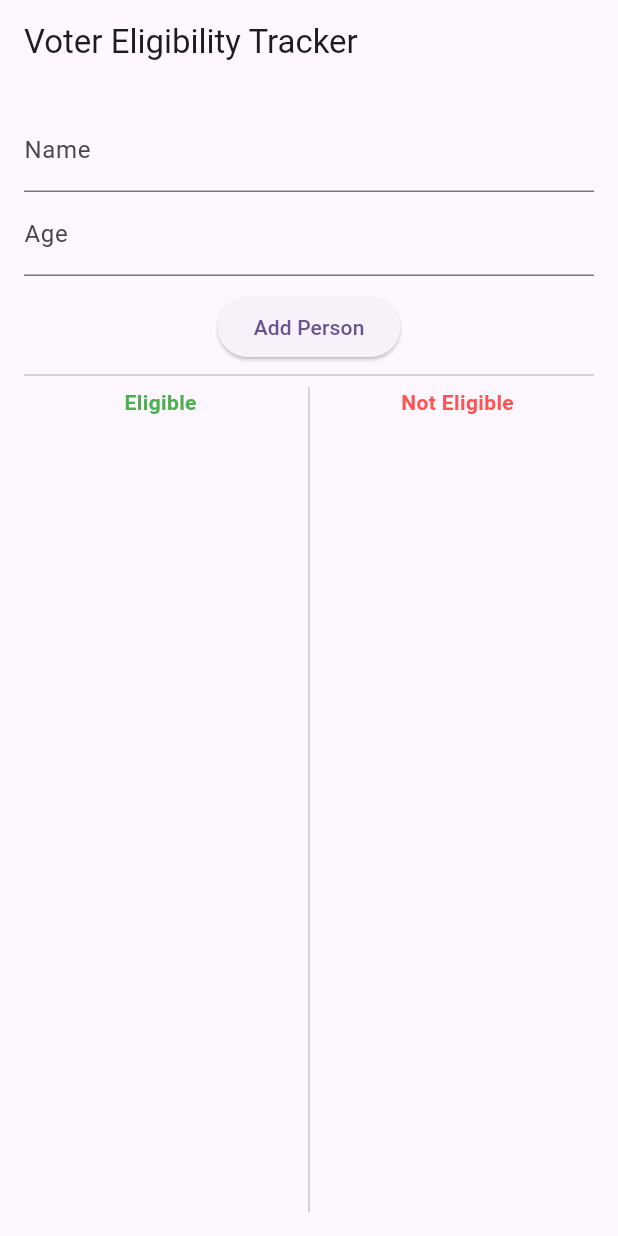
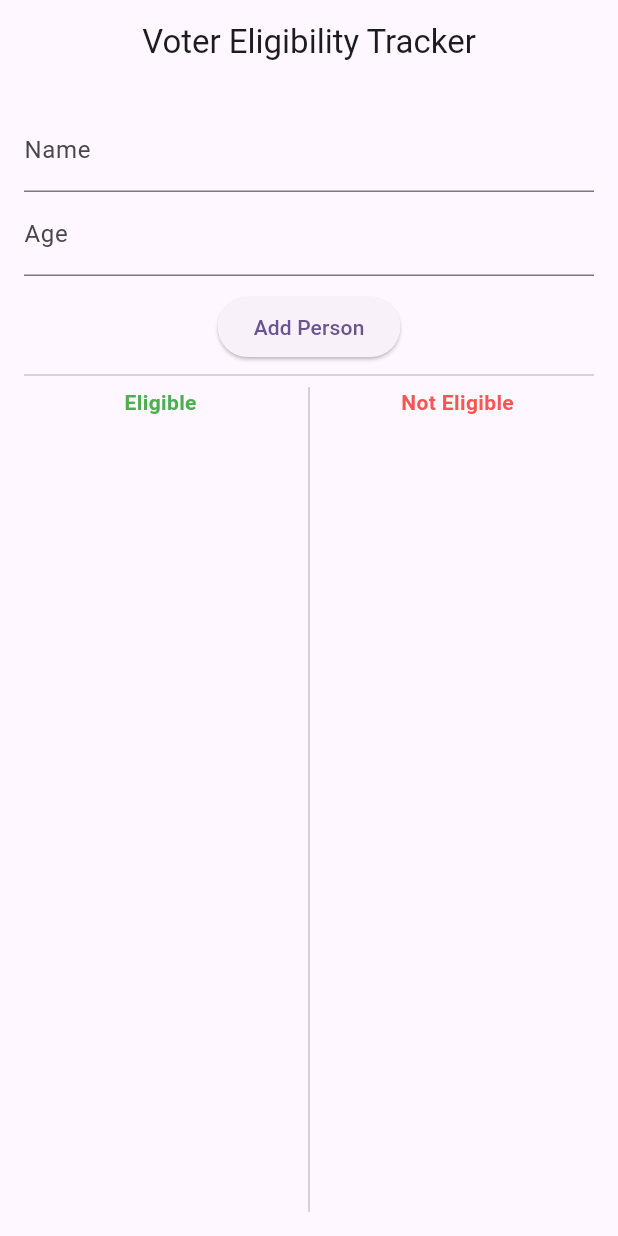
Before and after one commit to Souma061/Flutter-Assignment, a Flutter app: the VoterScreen screen opened directly, on a phone screen of 412 x 824 dp. Run offline on Flutter 3.47's test engine with Material 3 defaults, Android fonts, the phone set to English and light mode, and no system bars.

Commit message:
feat: Update app titles for better clarity across multiple Flutter applications

```diff
--- a/MyFlutterApp/age_calculator/lib/main.dart
+++ b/MyFlutterApp/age_calculator/lib/main.dart
@@ -11,7 +11,7 @@ class MyApp extends StatelessWidget {
   Widget build(BuildContext context) {
     return MaterialApp(
       debugShowCheckedModeBanner: false,
-      title: 'Flutter Demo',
+      title: 'Age Calculator App',
       themeMode: ThemeMode.dark,
       darkTheme: ThemeData.dark(useMaterial3: true),
       home: const AgeCalculatorPage(),
--- a/MyFlutterApp/background_color_changer/lib/main.dart
+++ b/MyFlutterApp/background_color_changer/lib/main.dart
@@ -11,7 +11,7 @@ class MyApp extends StatelessWidget {
   Widget build(BuildContext context) {
     return MaterialApp(
       debugShowCheckedModeBanner: false,
-      title: 'Flutter Demo',
+      title: 'Color Changer App',
       theme: ThemeData(
         colorScheme: ColorScheme.fromSeed(seedColor: Colors.deepPurple),
       ),
--- a/MyFlutterApp/currency_converter/lib/main.dart
+++ b/MyFlutterApp/currency_converter/lib/main.dart
@@ -81,7 +81,7 @@ class _CurrencyConverterPageState extends State<CurrencyConverterPage> {
       appBar: AppBar(
         title: Text('Currency Converter'),
         centerTitle: false,
-        backgroundColor: Colors.amberAccent,
+        backgroundColor: Colors.blueAccent,
       ),
       body: Center(
         child: Column(
--- a/MyFlutterApp/leap_year/lib/main.dart
+++ b/MyFlutterApp/leap_year/lib/main.dart
@@ -11,7 +11,7 @@ class MyApp extends StatelessWidget {
   Widget build(BuildContext context) {
     return MaterialApp(
       debugShowCheckedModeBanner: false,
-      title: 'Flutter Demo',
+      title: 'Leap Year Check App',
       themeMode: ThemeMode.dark,
       darkTheme: ThemeData.dark(useMaterial3: true),
       home: const LeapYearPage(),
--- a/MyFlutterApp/print_factorial_number/lib/main.dart
+++ b/MyFlutterApp/print_factorial_number/lib/main.dart
@@ -12,7 +12,7 @@ class MyApp extends StatelessWidget {
   Widget build(BuildContext context) {
     return MaterialApp(
       debugShowCheckedModeBanner: false,
-      title: 'Flutter Demo',
+      title: 'Factorial Calculator App',
       themeMode: ThemeMode.dark,
       darkTheme: ThemeData.dark(useMaterial3: true),
       home: const FactorialPage(),
--- a/MyFlutterApp/random_message/lib/main.dart
+++ b/MyFlutterApp/random_message/lib/main.dart
@@ -13,7 +13,7 @@ class MyApp extends StatelessWidget {
   Widget build(BuildContext context) {
     return MaterialApp(
       debugShowCheckedModeBanner: false,
-      title: 'Flutter Demo',
+      title: 'Random Message App',
       theme: ThemeData(
         colorScheme: ColorScheme.fromSeed(seedColor: Colors.deepPurple),
       ),
--- a/MyFlutterApp/stop_watch/lib/main.dart
+++ b/MyFlutterApp/stop_watch/lib/main.dart
@@ -14,7 +14,7 @@ class MyApp extends StatelessWidget {
   Widget build(BuildContext context) {
     return MaterialApp(
       debugShowCheckedModeBanner: false,
-      title: 'Flutter Demo',
+      title: 'Stop Watch App',
       theme: ThemeData(
         useMaterial3: true,
         colorScheme: ColorScheme.fromSeed(seedColor: Colors.blueGrey),
--- a/MyFlutterApp/vote_eligibility/lib/main.dart
+++ b/MyFlutterApp/vote_eligibility/lib/main.dart
@@ -54,7 +54,10 @@ class _VoterScreenState extends State<VoterScreen> {
     List<Person> ineligible = _people.where((p) => p.age < 18).toList();
 
     return Scaffold(
-      appBar: AppBar(title: const Text('Voter Eligibility Tracker')),
+      appBar: AppBar(
+        title: const Text('Voter Eligibility Tracker'),
+        centerTitle: true,
+      ),
       body: Padding(
         padding: const EdgeInsets.all(16.0),
         child: Column(
```
Also changed, not shown: 1 other file.
